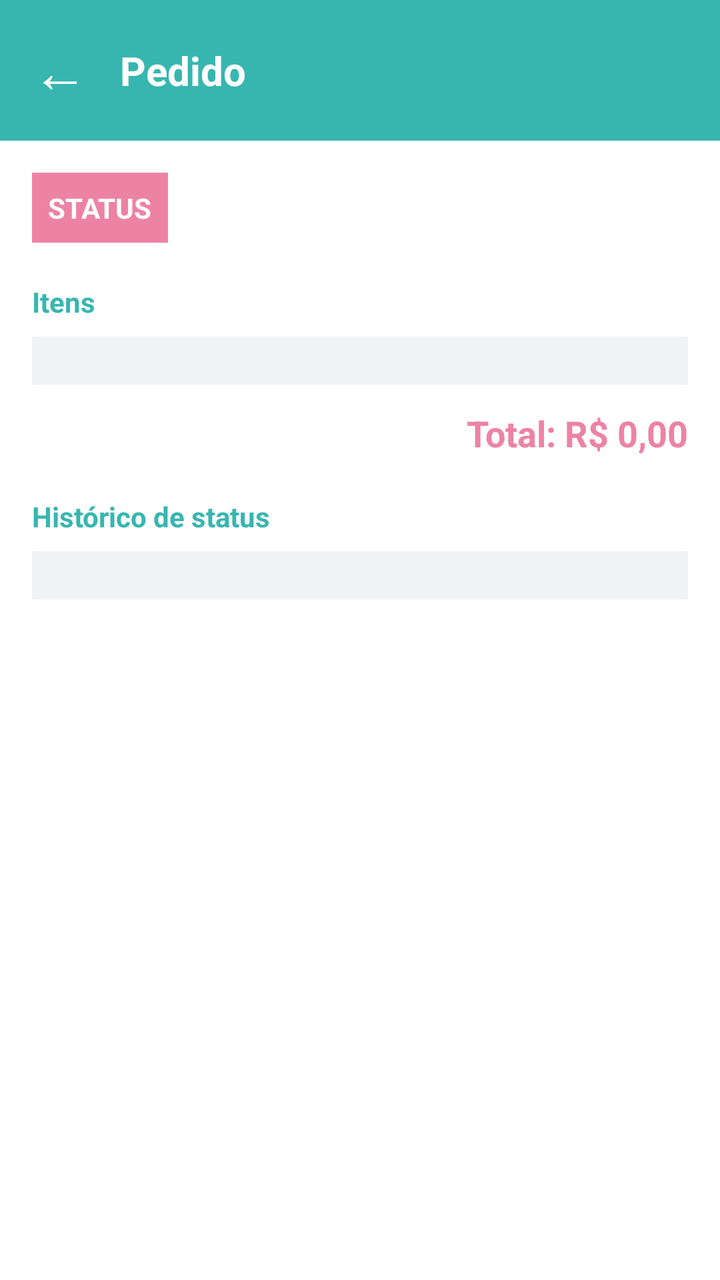
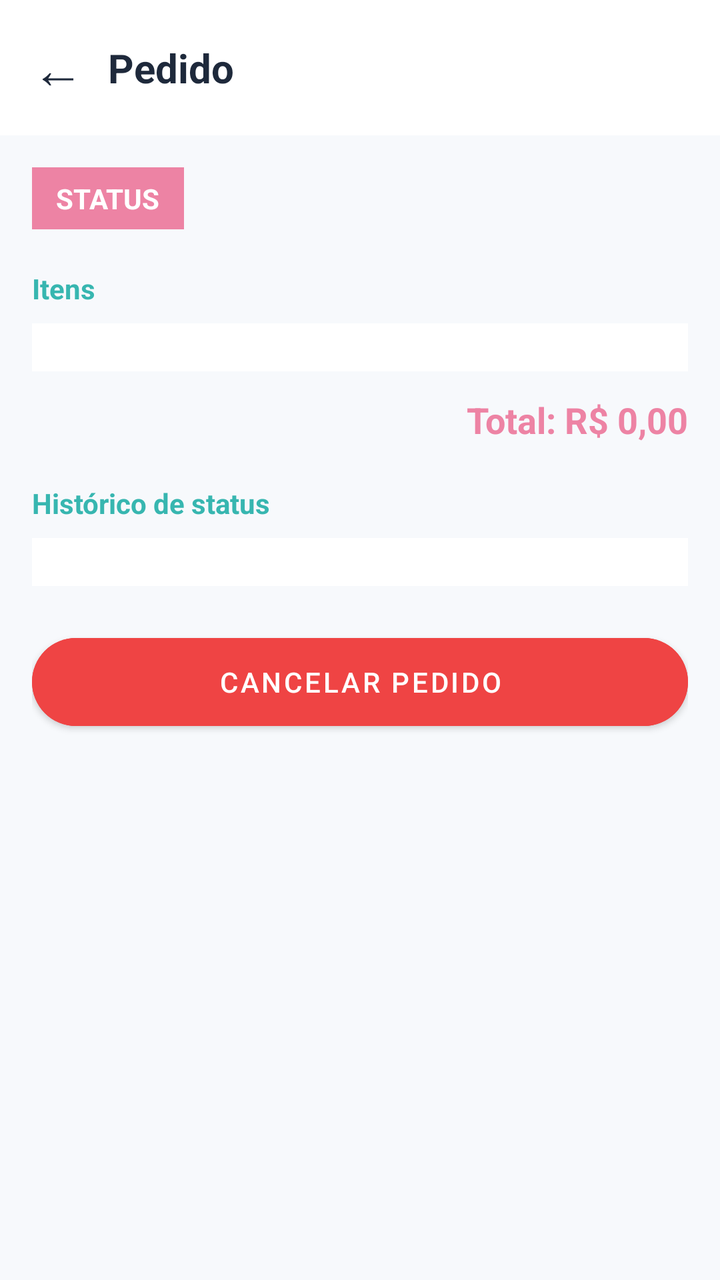

The first picture is an Android layout as it rendered before a commit; the second is the same layout after the commit. The layout source and the unified diff follow.
<!-- AndroidManifest.xml: application theme Theme.ArthurBaby -->
<!-- res/layout/fragment_detalhe_pedido.xml -->
<?xml version="1.0" encoding="utf-8"?>
<ScrollView xmlns:android="http://schemas.android.com/apk/res/android"
    android:layout_width="match_parent"
    android:layout_height="match_parent"
    android:background="@color/branco"
    android:fillViewport="true">

    <LinearLayout
        android:layout_width="match_parent"
        android:layout_height="wrap_content"
        android:orientation="vertical">

        <LinearLayout
            android:layout_width="match_parent"
            android:layout_height="wrap_content"
            android:orientation="horizontal"
            android:gravity="center_vertical"
            android:padding="16dp"
            android:background="@color/verde_arthur">

            <TextView
                android:id="@+id/btnVoltar"
                android:layout_width="wrap_content"
                android:layout_height="wrap_content"
                android:text="←"
                android:textSize="28sp"
                android:textColor="@color/branco"
                android:paddingEnd="16dp" />

            <TextView
                android:id="@+id/tvTitulo"
                android:layout_width="0dp"
                android:layout_height="wrap_content"
                android:layout_weight="1"
                android:text="Pedido"
                android:textSize="20sp"
                android:textStyle="bold"
                android:textColor="@color/branco" />
        </LinearLayout>

        <LinearLayout
            android:layout_width="match_parent"
            android:layout_height="wrap_content"
            android:orientation="vertical"
            android:padding="16dp">

            <TextView
                android:id="@+id/tvStatus"
                android:layout_width="wrap_content"
                android:layout_height="wrap_content"
                android:text="STATUS"
                android:textStyle="bold"
                android:textColor="@color/branco"
                android:background="@color/rosa_arthur"
                android:padding="8dp" />

            <TextView
                android:layout_width="wrap_content"
                android:layout_height="wrap_content"
                android:text="Itens"
                android:textStyle="bold"
                android:textColor="@color/verde_arthur"
                android:layout_marginTop="20dp" />

            <LinearLayout
                android:id="@+id/containerItens"
                android:layout_width="match_parent"
                android:layout_height="wrap_content"
                android:orientation="vertical"
                android:background="@color/superficie"
                android:padding="12dp"
                android:layout_marginTop="8dp" />

            <TextView
                android:id="@+id/tvTotal"
                android:layout_width="match_parent"
                android:layout_height="wrap_content"
                android:text="Total: R$ 0,00"
                android:textStyle="bold"
                android:textSize="18sp"
                android:textColor="@color/rosa_arthur"
                android:gravity="end"
                android:layout_marginTop="12dp" />

            <TextView
                android:layout_width="wrap_content"
                android:layout_height="wrap_content"
                android:text="Histórico de status"
                android:textStyle="bold"
                android:textColor="@color/verde_arthur"
                android:layout_marginTop="20dp" />

            <LinearLayout
                android:id="@+id/containerHistorico"
                android:layout_width="match_parent"
                android:layout_height="wrap_content"
                android:orientation="vertical"
                android:background="@color/superficie"
                android:padding="12dp"
                android:layout_marginTop="8dp" />
        </LinearLayout>
    </LinearLayout>
</ScrollView>
<!-- resources referenced by this layout -->
<resources>
  <color name="branco">#FFFFFF</color>
  <color name="rosa_arthur">#ED83A4</color>
  <color name="superficie">#F0F2F5</color>
  <color name="verde_arthur">#37B6B0</color>
  <style name="Theme.ArthurBaby" parent="Theme.MaterialComponents.DayNight.NoActionBar">
          <item name="colorPrimary">@color/verde_arthur</item>
          <item name="colorPrimaryVariant">@color/verde_arthur</item>
          <item name="colorOnPrimary">@color/branco</item>
          <item name="colorSecondary">@color/rosa_arthur</item>
          <item name="colorOnSecondary">@color/branco</item>
          <item name="android:statusBarColor">@color/verde_arthur</item>
          <item name="android:windowBackground">@color/branco</item>
      </style>
</resources>

<!-- the commit's change to res/layout/fragment_detalhe_pedido.xml (unified diff, before → after) -->
@@ -1,8 +1,9 @@
 <?xml version="1.0" encoding="utf-8"?>
 <ScrollView xmlns:android="http://schemas.android.com/apk/res/android"
+    xmlns:app="http://schemas.android.com/apk/res-auto"
     android:layout_width="match_parent"
     android:layout_height="match_parent"
-    android:background="@color/branco"
+    android:background="@color/fundo_claro"
     android:fillViewport="true">
 
     <LinearLayout
@@ -10,22 +11,23 @@
         android:layout_height="wrap_content"
         android:orientation="vertical">
 
+        
         <LinearLayout
             android:layout_width="match_parent"
             android:layout_height="wrap_content"
             android:orientation="horizontal"
             android:gravity="center_vertical"
             android:padding="16dp"
-            android:background="@color/verde_arthur">
+            android:background="@color/branco">
 
             <TextView
                 android:id="@+id/btnVoltar"
                 android:layout_width="wrap_content"
                 android:layout_height="wrap_content"
                 android:text="←"
-                android:textSize="28sp"
-                android:textColor="@color/branco"
-                android:paddingEnd="16dp" />
+                android:textSize="26sp"
+                android:textColor="@color/texto_primario"
+                android:paddingEnd="12dp" />
 
             <TextView
                 android:id="@+id/tvTitulo"
@@ -35,7 +37,7 @@
                 android:text="Pedido"
                 android:textSize="20sp"
                 android:textStyle="bold"
-                android:textColor="@color/branco" />
+                android:textColor="@color/texto_primario" />
         </LinearLayout>
 
         <LinearLayout
@@ -52,7 +54,8 @@
                 android:textStyle="bold"
                 android:textColor="@color/branco"
                 android:background="@color/rosa_arthur"
-                android:padding="8dp" />
+                android:paddingHorizontal="12dp"
+                android:paddingVertical="6dp" />
 
             <TextView
                 android:layout_width="wrap_content"
@@ -67,7 +70,7 @@
                 android:layout_width="match_parent"
                 android:layout_height="wrap_content"
                 android:orientation="vertical"
-                android:background="@color/superficie"
+                android:background="@color/branco"
                 android:padding="12dp"
                 android:layout_marginTop="8dp" />
 
@@ -95,9 +98,22 @@
                 android:layout_width="match_parent"
                 android:layout_height="wrap_content"
                 android:orientation="vertical"
-                android:background="@color/superficie"
+                android:background="@color/branco"
                 android:padding="12dp"
                 android:layout_marginTop="8dp" />
+
+            
+            <com.google.android.material.button.MaterialButton
+                android:id="@+id/btnCancelarPedido"
+                android:layout_width="match_parent"
+                android:layout_height="56dp"
+                android:layout_marginTop="20dp"
+                android:layout_marginBottom="20dp"
+                android:text="CANCELAR PEDIDO"
+                android:backgroundTint="@color/vermelho_desconto"
+                android:textColor="@color/branco"
+                app:cornerRadius="28dp" />
+
         </LinearLayout>
     </LinearLayout>
 </ScrollView>
<!-- resource entries referenced after the edit -->
@@ -1,9 +1,11 @@
 <!-- resources referenced by this layout -->
 <resources>
   <color name="branco">#FFFFFF</color>
+  <color name="fundo_claro">#F7F9FC</color>
   <color name="rosa_arthur">#ED83A4</color>
-  <color name="superficie">#F0F2F5</color>
+  <color name="texto_primario">#1E293B</color>
   <color name="verde_arthur">#37B6B0</color>
+  <color name="vermelho_desconto">#EF4444</color>
   <style name="Theme.ArthurBaby" parent="Theme.MaterialComponents.DayNight.NoActionBar">
           <item name="colorPrimary">@color/verde_arthur</item>
           <item name="colorPrimaryVariant">@color/verde_arthur</item>
